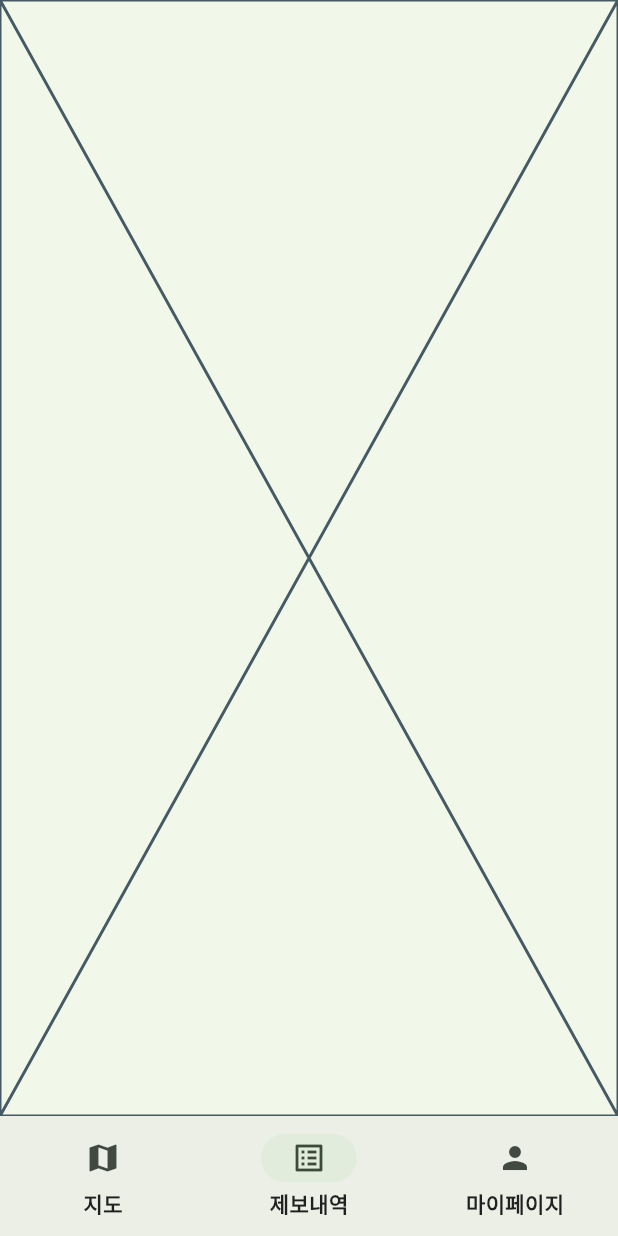
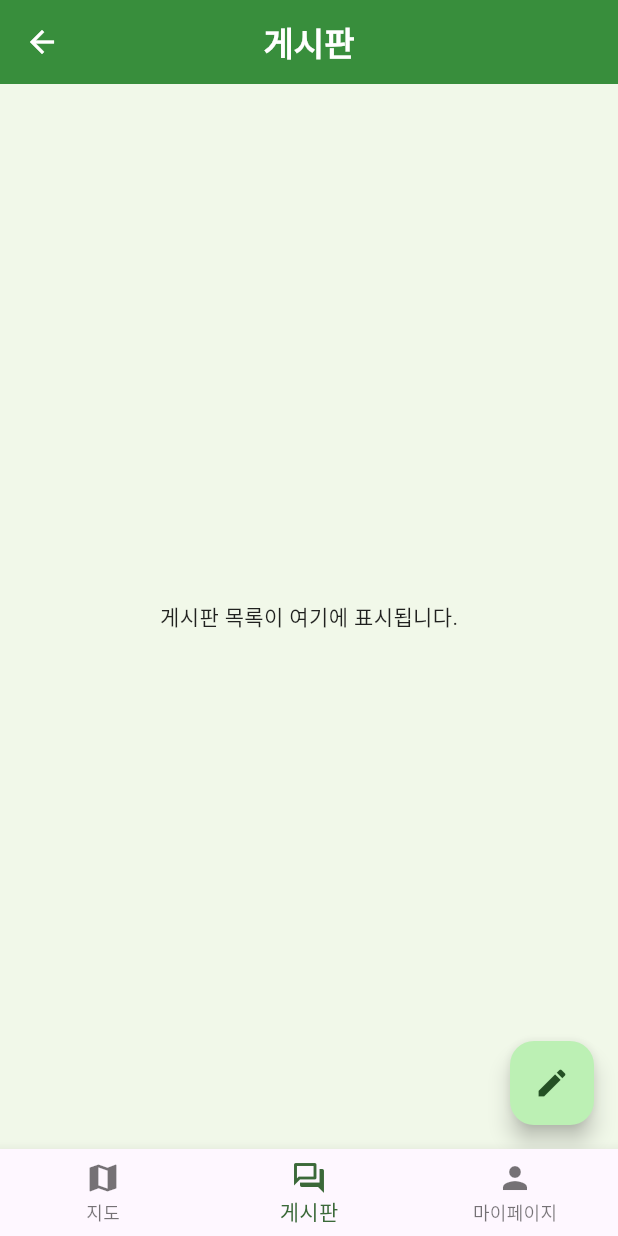
Before and after one commit to surhwa11228/ZeroWaste, a Flutter app: the HomeScreen screen opened by its route, item 2 of the bottom bar chosen, on a phone screen of 412 x 824 dp. Run offline on Flutter 3.47's test engine with Material 3 defaults, Android fonts, the phone set to English and light mode, and no system bars; our stand-ins replace firebase_auth, firebase_core, flutter_secure_storage, flutter_svg, geolocator, google_sign_in and 1 more; accounts and stored records are empty.

Commit message:
app: 게시판 탭 추가 및 버튼 위치 변경

```diff
--- a/frontend/lib/main.dart
+++ b/frontend/lib/main.dart
@@ -11,6 +11,8 @@ import 'screens/mypage_screen.dart';
 import 'screens/admin_dashboard_screen.dart';
 import 'package:firebase_core/firebase_core.dart';
 import 'package:firebase_auth/firebase_auth.dart';
+import 'screens/board_list_screen.dart';
+import 'screens/report_list_screen.dart';
 
 Future<void> main() async {
   WidgetsFlutterBinding.ensureInitialized();
@@ -58,6 +60,8 @@ class ZeroWasteApp extends StatelessWidget {
         '/report-detail': (_) => const ReportDetailScreen(),
         '/mypage': (_) => const MyPageScreen(),
         '/admin': (_) => const AdminDashboardScreen(),
+        '/board': (_) => const BoardListScreen(),
+        '/reportList': (_) => const ReportListScreen(),
       },
     );
   }
--- /dev/null
+++ b/frontend/lib/screens/board_list_screen.dart
@@ -0,0 +1,21 @@
+import 'package:flutter/material.dart';
+
+class BoardListScreen extends StatelessWidget {
+  const BoardListScreen({super.key});
+
+  @override
+  Widget build(BuildContext context) {
+    return Scaffold(
+      appBar: AppBar(title: const Text('게시판')),
+      body: const Center(child: Text('게시판 목록이 여기에 표시됩니다.')),
+      floatingActionButton: FloatingActionButton(
+        onPressed: () {
+          ScaffoldMessenger.of(
+            context,
+          ).showSnackBar(const SnackBar(content: Text('글쓰기: 다음 단계에서 연결')));
+        },
+        child: const Icon(Icons.edit),
+      ),
+    );
+  }
+}
--- a/frontend/lib/screens/home_screen.dart
+++ b/frontend/lib/screens/home_screen.dart
@@ -1,31 +1,34 @@
 import 'package:flutter/material.dart';
 import 'map_screen.dart';
+import 'mypage_screen.dart';
+import 'board_list_screen.dart';
 
 class HomeScreen extends StatefulWidget {
   const HomeScreen({super.key});
+
   @override
   State<HomeScreen> createState() => _HomeScreenState();
 }
 
 class _HomeScreenState extends State<HomeScreen> {
-  int _index = 0;
-  final _pages = const [
-    MapScreen(),
-    Placeholder(), // report_list_screen.dart 연결 예정
-    Placeholder(), // mypage_screen.dart 연결 예정
-  ];
+  int _currentIndex = 0;
+
+  final _pages = const [MapScreen(), BoardListScreen(), MyPageScreen()];
 
   @override
   Widget build(BuildContext context) {
     return Scaffold(
-      body: _pages[_index],
-      bottomNavigationBar: NavigationBar(
-        selectedIndex: _index,
-        onDestinationSelected: (i) => setState(() => _index = i),
-        destinations: const [
-          NavigationDestination(icon: Icon(Icons.map), label: '지도'),
-          NavigationDestination(icon: Icon(Icons.list_alt), label: '제보내역'),
-          NavigationDestination(icon: Icon(Icons.person), label: '마이페이지'),
+      body: IndexedStack(index: _currentIndex, children: _pages),
+      bottomNavigationBar: BottomNavigationBar(
+        currentIndex: _currentIndex,
+        onTap: (i) => setState(() => _currentIndex = i),
+        items: const [
+          BottomNavigationBarItem(icon: Icon(Icons.map), label: '지도'),
+          BottomNavigationBarItem(
+            icon: Icon(Icons.forum_outlined),
+            label: '게시판',
+          ),
+          BottomNavigationBarItem(icon: Icon(Icons.person), label: '마이페이지'),
         ],
       ),
     );
--- a/frontend/lib/screens/map_screen.dart
+++ b/frontend/lib/screens/map_screen.dart
@@ -68,7 +68,10 @@ class _MapScreenState extends State<MapScreen> {
   @override
   Widget build(BuildContext context) {
     return Scaffold(
-      appBar: AppBar(title: const Text('ZeroWaste 지도')),
+      appBar: AppBar(
+        automaticallyImplyLeading: false,
+        title: const Text('ZeroWaste 지도'),
+      ),
       body: WebViewWidget(controller: _controller),
       floatingActionButton: Column(
         mainAxisSize: MainAxisSize.min,
```
Also changed, not shown: frontend/lib/screens/mypage_screen.dart (+7 -6 lines), frontend/lib/screens/report_list_screen.dart (+24 -36 lines).
